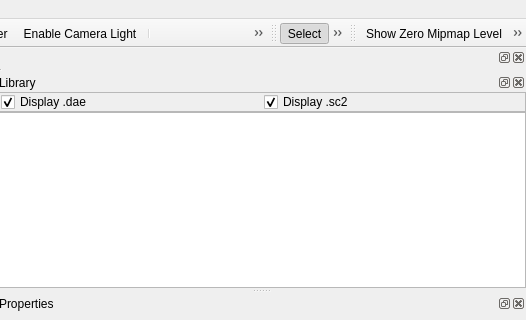
xaoctech/dava.engine, file Tools/ResourceEditor/DataQt/mainwindow.ui: the form before one commit; both pictures show x 542 to 1068 and y 0 to 320 of the 1068 by 796 pixel window.
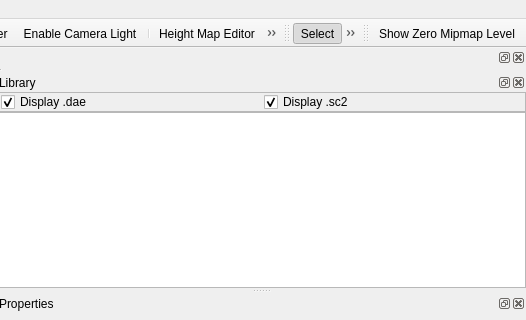
The form after the commit. Icons and pictures are not drawn. Custom widgets are drawn as their Qt base class.

```diff
--- a/Tools/ResourceEditor/DataQt/mainwindow.ui
+++ b/Tools/ResourceEditor/DataQt/mainwindow.ui
@@ -545,8 +545,6 @@
     <bool>false</bool>
    </attribute>
    <addaction name="actionShowMipmapLevel"/>
-   <addaction name="separator"/>
-   <addaction name="actionEnableNotPassable"/>
   </widget>
   <widget class="QStatusBar" name="statusBar"/>
   <widget class="QDockWidget" name="dockWidget">
@@ -1299,11 +1297,6 @@
     <string>Alt+C</string>
    </property>
   </action>
-  <action name="actionEnableNotPassable">
-   <property name="text">
-    <string>Enable not passable</string>
-   </property>
-  </action>
   <action name="actionExportMali">
    <property name="text">
     <string>Mali</string>
```
Left out of the diff: 2 changed lines with no effect on the pictures.
